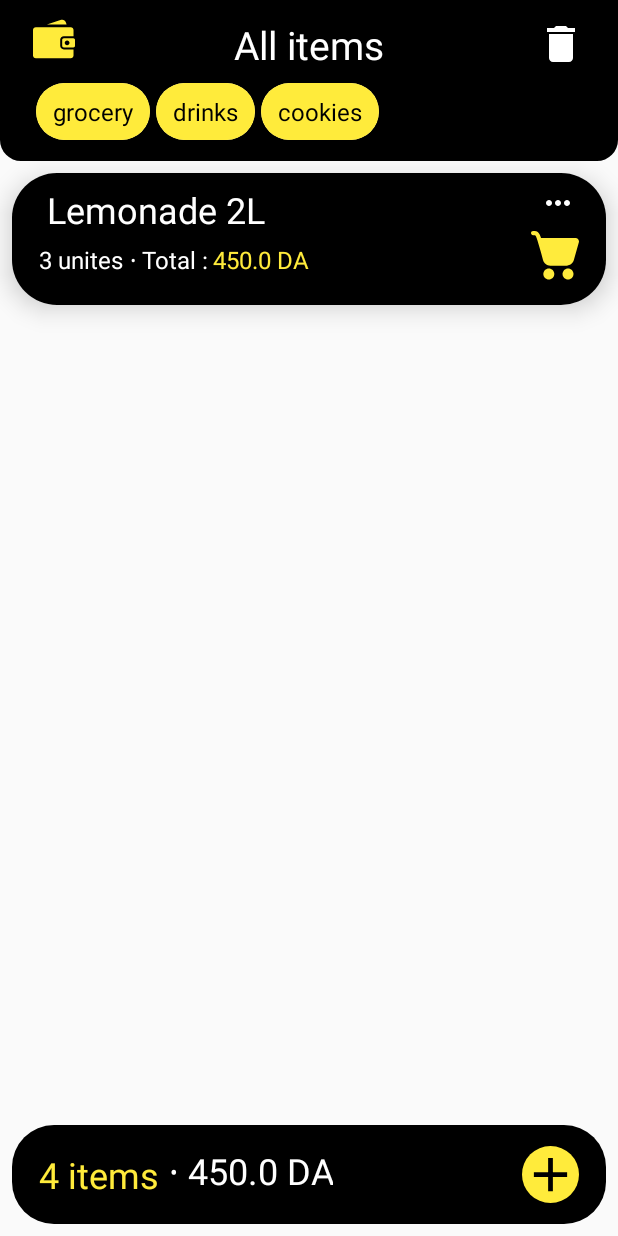
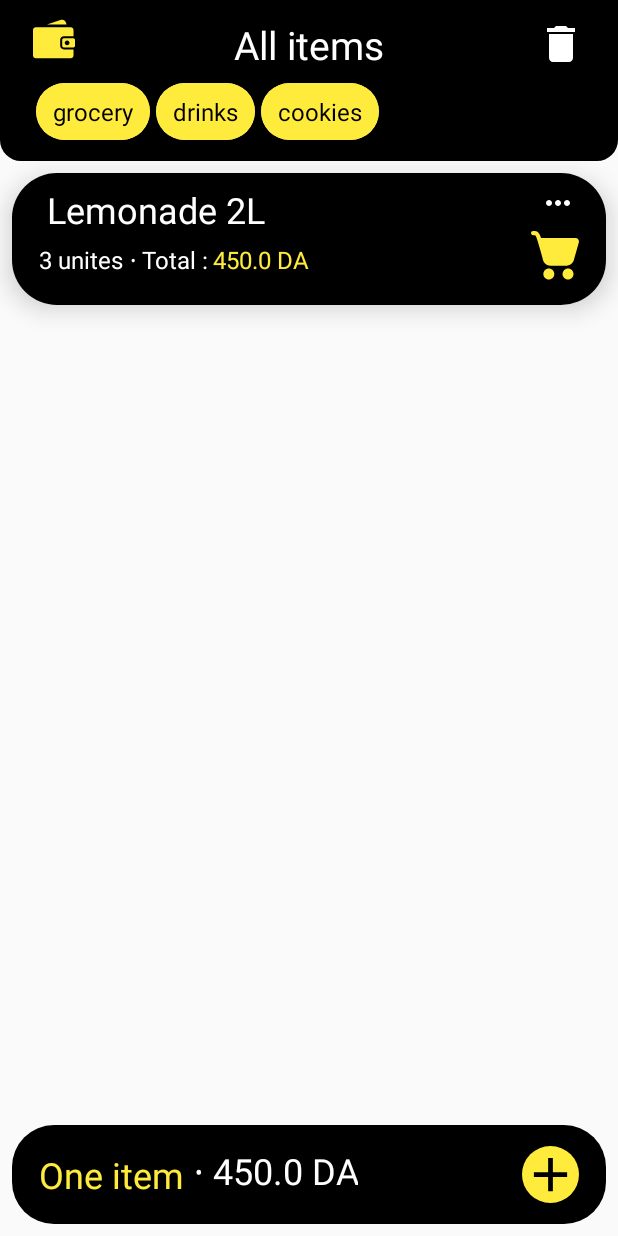
Before and after one commit to Fatah-BNB/my_shopping_cart, an Android app: the screen it shows after launch (MainActivity), after a tap on "drinks", on a phone screen of 412 x 824 dp. Run offline under Robolectric (Android 15) with nearby library versions, the phone set to English and light mode, and no system bars; our stand-ins replace Room's generated code; 3 other taps on this screen came first.

Commit message:
sorting - total items number by list

```diff
--- a/app/src/main/java/com/example/myshoppingcart/ItemDao.java
+++ b/app/src/main/java/com/example/myshoppingcart/ItemDao.java
@@ -29,6 +29,8 @@ public interface ItemDao {
     LiveData<List<Item>> getAllItemsBasedOnQnt(int qnt);
     @Query("SELECT COUNT(*) FROM items_table")
     LiveData<Integer> getTotalItems();
+    @Query("SELECT COUNT(*) FROM items_table where list = :list")
+    LiveData<Integer> getTotalItemsByList(String list);
     @Query("SELECT SUM(quantity * price) FROM items_table WHERE isCounted")
     LiveData<Double> getTotalPrice();
     @Query("SELECT SUM(quantity * price) FROM items_table WHERE isCounted and list = :list")
--- a/app/src/main/java/com/example/myshoppingcart/ItemViewModel.java
+++ b/app/src/main/java/com/example/myshoppingcart/ItemViewModel.java
@@ -15,6 +15,7 @@ public class ItemViewModel extends AndroidViewModel {
     private LiveData<List<Item>> itemsByLists;
     private LiveData<List<Item>> allItemsQnt;
     private LiveData<Integer> totalItems;
+    private LiveData<Integer> totalItemsByList;
     private LiveData<Double> totalPrice;
     private LiveData<Double> totalPricList;
 
@@ -62,4 +63,8 @@ public class ItemViewModel extends AndroidViewModel {
         totalPricList = repository.getTotalPriceByList(list);
         return totalPricList;
     }
+    public LiveData<Integer> getTotalItemsByList(String list) {
+        totalItemsByList = repository.getTotalItemsByList(list);
+        return totalItemsByList;
+    }
 }
--- a/app/src/main/java/com/example/myshoppingcart/ItemsRepo.java
+++ b/app/src/main/java/com/example/myshoppingcart/ItemsRepo.java
@@ -14,6 +14,7 @@ public class ItemsRepo {
     private LiveData<List<Item>> itemsByLists;
     private LiveData<List<Item>> allItemsQnt;
     private LiveData<Integer> totalItems;
+    private LiveData<Integer> totalItemsByList;
     private LiveData<Double> totalPrice;
     private LiveData<Double> totalPriceList;
 
@@ -63,6 +64,10 @@ public class ItemsRepo {
         totalPriceList = itemDao.getTotalByList(list);
         return totalPriceList;
     }
+    public LiveData<Integer> getTotalItemsByList(String list) {
+        totalItemsByList = itemDao.getTotalItemsByList(list);
+        return totalItemsByList;
+    }
 
     private static class InsertAsync extends AsyncTask<Item, Void, Void>{
         private ItemDao itemDao;
--- a/app/src/main/java/com/example/myshoppingcart/MainActivity.java
+++ b/app/src/main/java/com/example/myshoppingcart/MainActivity.java
@@ -169,6 +169,14 @@ public class MainActivity extends AppCompatActivity {
                                 totalPrice.setText(" ∙ "+price+" DA");
                             }
                         });
+                        itemViewModel.getTotalItemsByList(list).observe(MainActivity.this, new Observer<Integer>() {
+                            @Override
+                            public void onChanged(Integer total) {
+                                if(total == 0){totalItems.setText("No items");}
+                                else if (total == 1){totalItems.setText("One item");}
+                                else{totalItems.setText(String.valueOf(total)+" items");}
+                            }
+                        });
                     }
                 });
             }
@@ -184,6 +192,14 @@ public class MainActivity extends AppCompatActivity {
                         public void onChanged(Double price) {
                             if (price == null){price = 0.0;}
                             totalPrice.setText(" ∙ "+price+" DA");
+                        }
+                    });
+                    itemViewModel.getTotalItems().observe(MainActivity.this, new Observer<Integer>() {
+                        @Override
+                        public void onChanged(Integer total) {
+                            if(total == 0){totalItems.setText("No items");}
+                            else if (total == 1){totalItems.setText("One item");}
+                            else{totalItems.setText(String.valueOf(total)+" items");}
                         }
                     });
                 }
```
